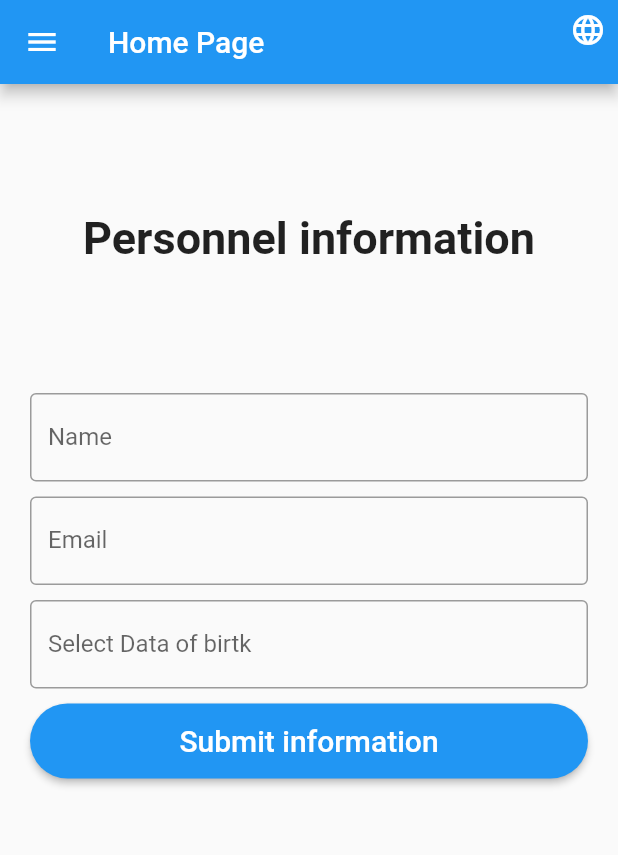
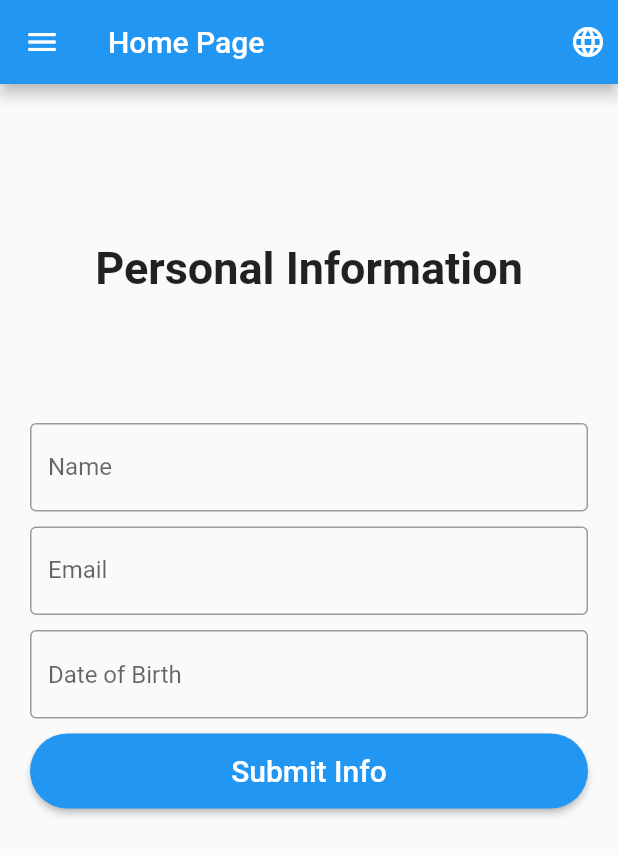
Before and after one commit to Monarene/flutter_localization_test, a Flutter app: the screen it shows after launch, on a phone screen of 412 x 824 dp. Shown: the top 855 px of the screen. Run offline on Flutter 3.47's test engine with Material 2 defaults, Android fonts, the phone set to English and light mode, and no system bars; our stand-ins replace shared_preferences.

Commit message:
last commit for it to work

```diff
--- /dev/null
+++ b/lib/localization/demo_localization.dart
@@ -0,0 +1,51 @@
+import 'dart:convert';
+
+import 'package:flutter/material.dart';
+import 'package:flutter/services.dart';
+
+class DemoLocalization {
+  DemoLocalization(this.locale);
+
+  final Locale locale;
+  static DemoLocalization of(BuildContext context) {
+    return Localizations.of<DemoLocalization>(context, DemoLocalization);
+  }
+
+  Map<String, String> _localizedValues;
+
+  Future<void> load() async {
+    String jsonStringValues =
+        await rootBundle.loadString('lib/lang/${locale.languageCode}.json');
+    Map<String, dynamic> mappedJson = json.decode(jsonStringValues);
+    _localizedValues =
+        mappedJson.map((key, value) => MapEntry(key, value.toString()));
+  }
+
+  String translate(String key) {
+    return _localizedValues[key];
+  }
+
+  // static member to have simple access to the delegate from Material App
+  static const LocalizationsDelegate<DemoLocalization> delegate =
+      _DemoLocalizationsDelegate();
+}
+
+class _DemoLocalizationsDelegate
+    extends LocalizationsDelegate<DemoLocalization> {
+  const _DemoLocalizationsDelegate();
+
+  @override
+  bool isSupported(Locale locale) {
+    return ['en', 'fa', 'ar', 'hi'].contains(locale.languageCode);
+  }
+
+  @override
+  Future<DemoLocalization> load(Locale locale) async {
+    DemoLocalization localization = new DemoLocalization(locale);
+    await localization.load();
+    return localization;
+  }
+
+  @override
+  bool shouldReload(LocalizationsDelegate<DemoLocalization> old) => false;
+}
--- /dev/null
+++ b/lib/localization/language_constants.dart
@@ -0,0 +1,42 @@
+import 'package:flutter/material.dart';
+import 'package:flutter_localization_tst/localization/demo_localization.dart';
+import 'package:shared_preferences/shared_preferences.dart';
+
+const String LAGUAGE_CODE = 'languageCode';
+
+//languages code
+const String ENGLISH = 'en';
+const String FARSI = 'fa';
+const String ARABIC = 'ar';
+const String HINDI = 'hi';
+
+Future<Locale> setLocale(String languageCode) async {
+  SharedPreferences _prefs = await SharedPreferences.getInstance();
+  await _prefs.setString(LAGUAGE_CODE, languageCode);
+  return _locale(languageCode);
+}
+
+Future<Locale> getLocale() async {
+  SharedPreferences _prefs = await SharedPreferences.getInstance();
+  String languageCode = _prefs.getString(LAGUAGE_CODE) ?? "en";
+  return _locale(languageCode);
+}
+
+Locale _locale(String languageCode) {
+  switch (languageCode) {
+    case ENGLISH:
+      return Locale(ENGLISH, 'US');
+    case FARSI:
+      return Locale(FARSI, "IR");
+    case ARABIC:
+      return Locale(ARABIC, "SA");
+    case HINDI:
+      return Locale(HINDI, "IN");
+    default:
+      return Locale(ENGLISH, 'US');
+  }
+}
+
+String getTranslated(BuildContext context, String key) {
+  return DemoLocalization.of(context).translate(key);
+}
--- a/lib/main.dart
+++ b/lib/main.dart
@@ -1,23 +1,83 @@
 import 'package:flutter/material.dart';
+import 'package:flutter_localization_tst/localization/demo_localization.dart';
+import 'package:flutter_localization_tst/localization/language_constants.dart';
 import 'package:flutter_localization_tst/routes/custom_router.dart';
 import 'package:flutter_localization_tst/routes/route_namee.dart';
+import 'package:flutter_localizations/flutter_localizations.dart';
 
 void main() {
   runApp(MyApp());
 }
 
-class MyApp extends StatelessWidget {
+class MyApp extends StatefulWidget {
   // This widget is the root of your application.
+
+  static void setLocale(BuildContext context, Locale newLocale) {
+    _MyAppState state = context.findAncestorStateOfType<_MyAppState>();
+    state.setLocale(newLocale);
+  }
+
+  @override
+  _MyAppState createState() => _MyAppState();
+}
+
+class _MyAppState extends State<MyApp> {
+  Locale _locale;
+  setLocale(Locale locale) {
+    setState(() {
+      _locale = locale;
+    });
+  }
+
+  @override
+  void didChangeDependencies() {
+    getLocale().then((locale) {
+      setState(() {
+        this._locale = locale;
+      });
+    });
+    super.didChangeDependencies();
+  }
+
   @override
   Widget build(BuildContext context) {
-    return MaterialApp(
-      title: 'Flutter Demo',
-      theme: ThemeData(
-        primarySwatch: Colors.blue,
-        visualDensity: VisualDensity.adaptivePlatformDensity,
-      ),
-      onGenerateRoute: CustomRouter.allRoutes,
-      initialRoute: homeRoute,
-    );
+    if (this._locale == null) {
+      return Container(
+        child: Center(
+          child: CircularProgressIndicator(
+              valueColor: AlwaysStoppedAnimation<Color>(Colors.blue[800])),
+        ),
+      );
+    } else {
+      return MaterialApp(
+        debugShowCheckedModeBanner: false,
+        title: "Flutter Localization Demo",
+        theme: ThemeData(primarySwatch: Colors.blue),
+        locale: _locale,
+        supportedLocales: [
+          Locale("en", "US"),
+          Locale("fa", "IR"),
+          Locale("ar", "SA"),
+          Locale("hi", "IN")
+        ],
+        localizationsDelegates: [
+          DemoLocalization.delegate,
+          GlobalMaterialLocalizations.delegate,
+          GlobalWidgetsLocalizations.delegate,
+          GlobalCupertinoLocalizations.delegate,
+        ],
+        localeResolutionCallback: (locale, supportedLocales) {
+          for (var supportedLocale in supportedLocales) {
+            if (supportedLocale.languageCode == locale.languageCode &&
+                supportedLocale.countryCode == locale.countryCode) {
+              return supportedLocale;
+            }
+          }
+          return supportedLocales.first;
+        },
+        onGenerateRoute: CustomRouter.generatedRoute,
+        initialRoute: homeRoute,
+      );
+    }
   }
 }
--- a/lib/pages/HomePage.dart
+++ b/lib/pages/HomePage.dart
@@ -1,5 +1,8 @@
 import 'package:flutter/material.dart';
+import 'package:flutter_localization_tst/classes/languges.dart';
+import 'package:flutter_localization_tst/localization/language_constants.dart';
 import 'package:flutter_localization_tst/routes/route_namee.dart';
+import 'package:flutter_localization_tst/main.dart';
 
 class HomePage extends StatefulWidget {
   @override
@@ -17,29 +20,34 @@ class _HomePageState extends State<HomePage> {
     return Form(
       key: _key,
       child: Column(
-        children: [
+        children: <Widget>[
           Container(
             height: MediaQuery.of(context).size.height / 4,
             child: Center(
               child: Text(
-                "Personnel information",
+                getTranslated(context, 'personal_information'),
+                // DemoLocalization.of(context).translate('personal_information'),
                 textAlign: TextAlign.center,
-                style: TextStyle(fontSize: 30, fontWeight: FontWeight.bold),
+                style: TextStyle(
+                  fontSize: 30,
+                  fontWeight: FontWeight.bold,
+                ),
               ),
             ),
           ),
           TextFormField(
             validator: (val) {
               if (val.isEmpty) {
-                return "required field";
+                return getTranslated(context, 'required_field');
+                // return DemoLocalization.of(context).translate('required_fiedl');
               }
-
               return null;
             },
             decoration: InputDecoration(
               border: OutlineInputBorder(),
-                labelText: "Name",
-                hintText: "Enter Name"),
+              labelText: getTranslated(context, 'name'),
+              hintText: getTranslated(context, 'name_hint'),
+            ),
           ),
           SizedBox(
             height: 10,
@@ -47,38 +55,31 @@ class _HomePageState extends State<HomePage> {
           TextFormField(
             validator: (val) {
               if (val.isEmpty) {
-                return "required field";
+                return getTranslated(context, 'required_field');
               }
-
               return null;
             },
             decoration: InputDecoration(
               border: OutlineInputBorder(),
-                labelText: "Email",
-                hintText: "Enter Email Address"),
+              labelText: getTranslated(context, 'email'),
+              hintText: getTranslated(context, 'email_hint'),
+            ),
           ),
           SizedBox(
             height: 10,
           ),
           TextFormField(
-            validator: (val) {
-              if (val.isEmpty) {
-                return "required field";
-              }
-
-              return null;
-            },
             decoration: InputDecoration(
                 border: OutlineInputBorder(),
-                labelText: "Select Data of birtk",
-                hintText: "Select data of birth"),
+                hintText: getTranslated(context, 'date_of_birth')),
             onTap: () async {
               FocusScope.of(context).requestFocus(FocusNode());
               await showDatePicker(
                 context: context,
                 initialDate: DateTime.now(),
                 firstDate: DateTime(DateTime.now().year),
-                  lastDate: DateTime(DateTime.now().year + 20));
+                lastDate: DateTime(DateTime.now().year + 20),
+              );
             },
           ),
           SizedBox(
@@ -95,7 +96,7 @@ class _HomePageState extends State<HomePage> {
             color: Theme.of(context).primaryColor,
             child: Center(
               child: Text(
-                'Submit information',
+                getTranslated(context, 'submit_info'),
                 style: TextStyle(color: Colors.white, fontSize: 20),
               ),
             ),
@@ -154,29 +155,56 @@ class _HomePageState extends State<HomePage> {
     );
   }
 
+  void _changeLanguage(Language language) async {
+    Locale _locale = await setLocale(language.languageCode);
+    MyApp.setLocale(context, _locale);
+  }
+
   @override
   Widget build(BuildContext context) {
     return Scaffold(
-        drawer: _drawerList(),
       appBar: AppBar(
-          actions: [
+        title: Text(getTranslated(context, 'home_page')),
+        actions: <Widget>[
           Padding(
-              padding: EdgeInsets.all(8.0),
-              child: DropdownButton(
+            padding: const EdgeInsets.all(8.0),
+            child: DropdownButton<Language>(
               underline: SizedBox(),
               icon: Icon(
                 Icons.language,
                 color: Colors.white,
               ),
-                items: [],
+              onChanged: (Language language) {
+                _changeLanguage(language);
+              },
+              items: Language.languageList()
+                  .map<DropdownMenuItem<Language>>(
+                    (e) => DropdownMenuItem<Language>(
+                      value: e,
+                      child: Row(
+                        mainAxisAlignment: MainAxisAlignment.spaceAround,
+                        children: <Widget>[
+                          Text(
+                            e.flag,
+                            style: TextStyle(fontSize: 30),
+                          ),
+                          Text(e.name)
+                        ],
+                      ),
                     ),
                   )
+                  .toList(),
+            ),
+          ),
         ],
-          title: Text("Home Page"),
+      ),
+      drawer: Drawer(
+        child: _drawerList(),
       ),
       body: Container(
-          margin: EdgeInsets.symmetric(horizontal: 20),
+        padding: EdgeInsets.all(20),
         child: _mainForm(context),
-        ));
+      ),
+    );
   }
 }
--- a/lib/routes/custom_router.dart
+++ b/lib/routes/custom_router.dart
@@ -6,7 +6,7 @@ import 'package:flutter_localization_tst/pages/HomePage.dart';
 import 'package:flutter_localization_tst/pages/NotFoundPage.dart';
 
 class CustomRouter {
-  static Route<dynamic> allRoutes(RouteSettings settings) {
+  static Route<dynamic> generatedRoute(RouteSettings settings) {
     switch (settings.name) {
       case homeRoute:
         return MaterialPageRoute(builder: (_) => HomePage());
```
Also changed, not shown: lib/lang/ar.json (added, +15 -0 lines), lib/lang/en.json (added, +15 -0 lines), lib/lang/fa.json (added, +15 -0 lines), lib/lang/hi.json (added, +15 -0 lines), pubspec.yaml (+8 -3 lines), pubspec.lock, 3 other files. Lines whose indentation alone changed are shown as unchanged.
